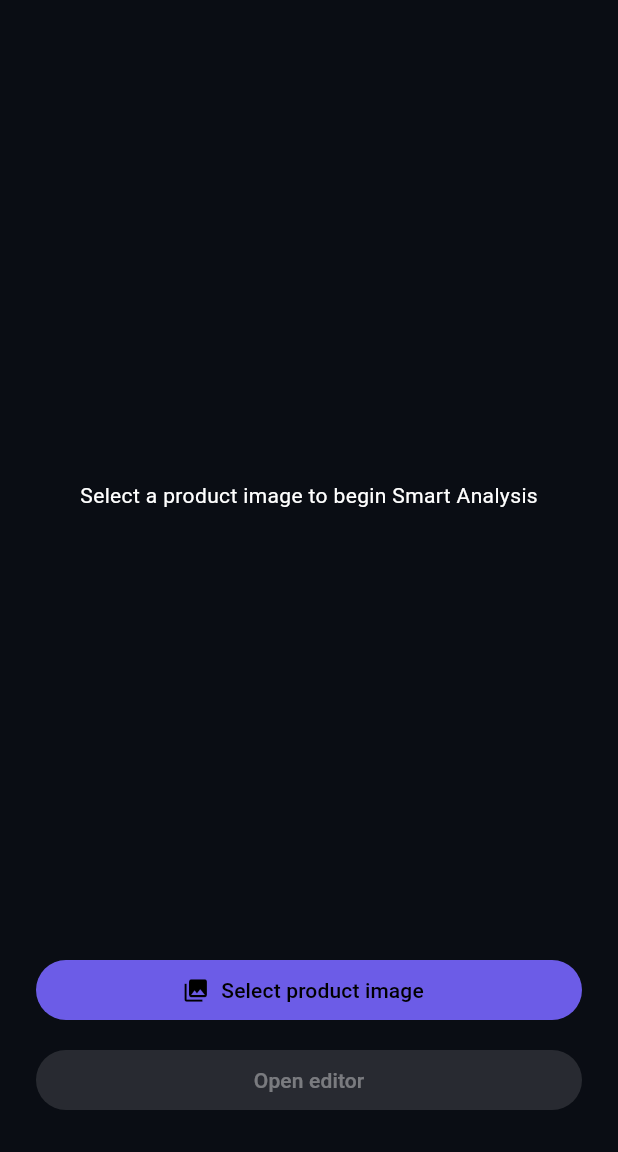
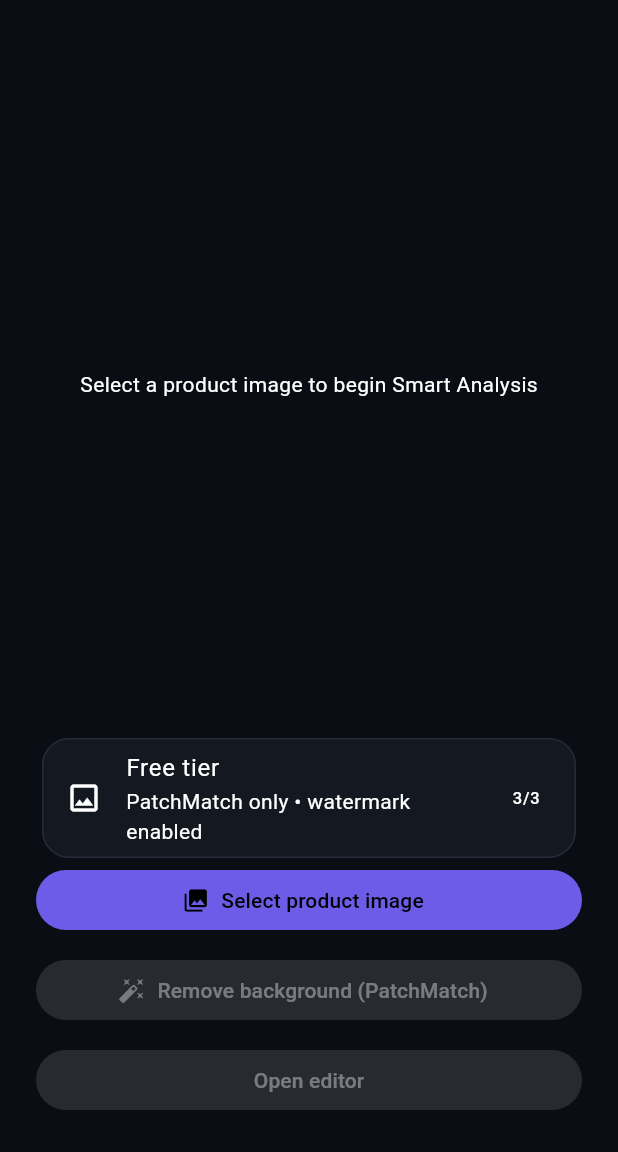
Before and after one commit to toufikben/productchat_studio, a Flutter app: the screen it shows after launch, on a phone screen of 412 x 824 dp, the part 84-1236 px from its top. Run offline on Flutter 3.47's test engine with Material 3 defaults, Android fonts, the phone set to English and light mode, and no system bars; our stand-ins replace dio, file_picker, flutter_riverpod, go_router, image_picker, in_app_purchase and 1 more.

Commit message:
Add Free watermark fixtures and Pro gate UI

```diff
--- a/lib/features/chat/chat_screen.dart
+++ b/lib/features/chat/chat_screen.dart
@@ -3,6 +3,10 @@ import 'dart:io';
 import 'package:flutter/material.dart';
 import 'package:go_router/go_router.dart';
 import 'package:image_picker/image_picker.dart';
+import '../../core/constants.dart';
+import '../../models/edit_request.dart';
+import '../../services/billing_service.dart';
+import 'chat_controller.dart';
 
 class ChatScreen extends StatefulWidget {
   const ChatScreen({super.key});
@@ -15,6 +19,7 @@ class _ChatScreenState extends State<ChatScreen> {
   final _picker = ImagePicker();
   String? _imagePath;
   String? _error;
+  bool _busy = false;
 
   Future<void> _pickImage() async {
     setState(() => _error = null);
@@ -30,6 +35,27 @@ class _ChatScreenState extends State<ChatScreen> {
     } catch (error) {
       if (mounted) setState(() => _error = 'Unable to select image: $error');
     }
+  }
+
+  Future<void> _runPatchMatch() async {
+    final image = _imagePath;
+    if (image == null || _busy) return;
+    setState(() {
+      _busy = true;
+      _error = null;
+    });
+    final result = await ChatController(imagePath: image).dispatch(
+      const EditRequest(op: EditOp.removeBg),
+    );
+    if (!mounted) return;
+    setState(() {
+      _busy = false;
+      if (result.ok && result.outputPath != null) {
+        _imagePath = result.outputPath;
+      } else {
+        _error = result.error ?? 'PatchMatch failed.';
+      }
+    });
   }
 
   @override
@@ -49,6 +75,28 @@ class _ChatScreenState extends State<ChatScreen> {
                         child: Image.file(File(_imagePath!), fit: BoxFit.contain),
                       ),
               ),
+              Card(
+                child: ListTile(
+                  leading: Icon(
+                    billingService.proService.isPro
+                        ? Icons.verified_outlined
+                        : Icons.photo_outlined,
+                  ),
+                  title: Text(
+                    billingService.proService.isPro ? 'Pro enabled' : 'Free tier',
+                  ),
+                  subtitle: Text(
+                    billingService.proService.isPro
+                        ? 'All available local operations are enabled.'
+                        : 'PatchMatch only • watermark enabled',
+                  ),
+                  trailing: billingService.proService.isPro
+                      ? null
+                      : Text(
+                          '${billingService.freeQuota.remaining}/${AppConstants.freeMonthlyQuota}',
+                        ),
+                ),
+              ),
               if (_error != null)
                 Padding(
                   padding: const EdgeInsets.only(bottom: 12),
@@ -61,6 +109,22 @@ class _ChatScreenState extends State<ChatScreen> {
                   onPressed: _pickImage,
                   icon: const Icon(Icons.photo_library),
                   label: Text(_imagePath == null ? 'Select product image' : 'Change image'),
+                ),
+              ),
+              const SizedBox(height: 12),
+              Semantics(
+                button: true,
+                label: 'Run local PatchMatch background removal',
+                child: FilledButton.tonalIcon(
+                  onPressed: _imagePath == null || _busy ? null : _runPatchMatch,
+                  icon: _busy
+                      ? const SizedBox(
+                          width: 18,
+                          height: 18,
+                          child: CircularProgressIndicator(strokeWidth: 2),
+                        )
+                      : const Icon(Icons.auto_fix_high),
+                  label: const Text('Remove background (PatchMatch)'),
                 ),
               ),
               const SizedBox(height: 12),
```
Also changed, not shown: lib/features/chat/chat_controller.dart (+15 -2 lines), lib/features/editor/editor_controller.dart (+11 -1 lines), lib/features/editor/editor_screen.dart (+17 -4 lines), lib/services/free_watermark_service.dart (added, +45 -0 lines), 11 other files.
